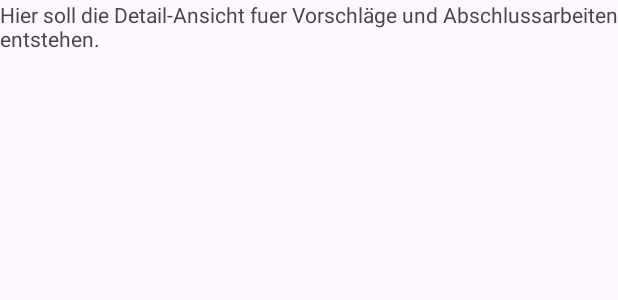
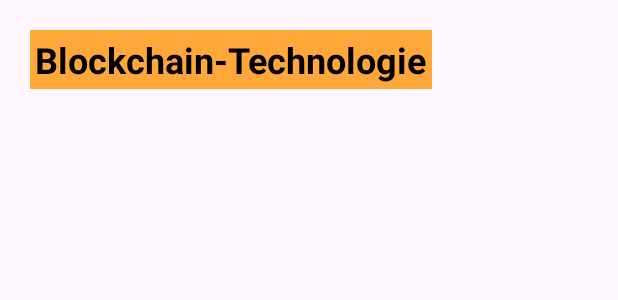
Before and after one commit to CodePeak-Studios/MentorLink, an Android app: the layout activity_detail_abschlussarbeit.xml on its own in the app's theme, with its tools: preview values and no code run, on a phone screen of 412 x 824 dp. Shown: the top 300 px of the screen. Run offline under Robolectric (Android 15) with nearby library versions, the phone set to English and light mode, and no system bars; Roboto replaces fonts that are not available here.

Commit message:
changed background fuer Detail-Ueberschrift

```diff
--- /dev/null
+++ b/app/src/main/res/drawable/tv_roundedcorner.xml
@@ -0,0 +1,16 @@
+<?xml version="1.0" encoding="utf-8"?>
+<shape xmlns:android="http://schemas.android.com/apk/res/android" >
+    <stroke
+        android:width="0dp"/>
+        <!--android:color="@color/orange"-->
+
+    <solid android:color="@color/orange" />
+
+    <padding
+        android:left="1dp"
+        android:right="1dp"
+        android:bottom="1dp"
+        android:top="1dp" />
+
+    <corners android:radius="0dp" />
+</shape>
--- a/app/src/main/res/layout/activity_detail_abschlussarbeit.xml
+++ b/app/src/main/res/layout/activity_detail_abschlussarbeit.xml
@@ -8,9 +8,19 @@
     tools:context=".DetailAbschlussarbeit">
 
     <TextView
-        android:id="@+id/textView2"
+        android:id="@+id/tvDetailAbschlussarbeitUeberschrift"
         android:layout_width="wrap_content"
         android:layout_height="wrap_content"
-        android:text="Hier soll die Detail-Ansicht fuer Vorschläge und Abschlussarbeiten entstehen."
+        app:layout_constraintTop_toTopOf="parent"
+        app:layout_constraintLeft_toLeftOf="parent"
+        android:text="Blockchain-Technologie"
+        android:textSize="24sp"
+        android:textStyle="bold"
+        android:textColor="@color/black"
+        android:background="@drawable/tv_roundedcorner"
+        android:padding="3dp"
         android:layout_margin="20dp"/>
+
+
+
 </androidx.constraintlayout.widget.ConstraintLayout>
```
